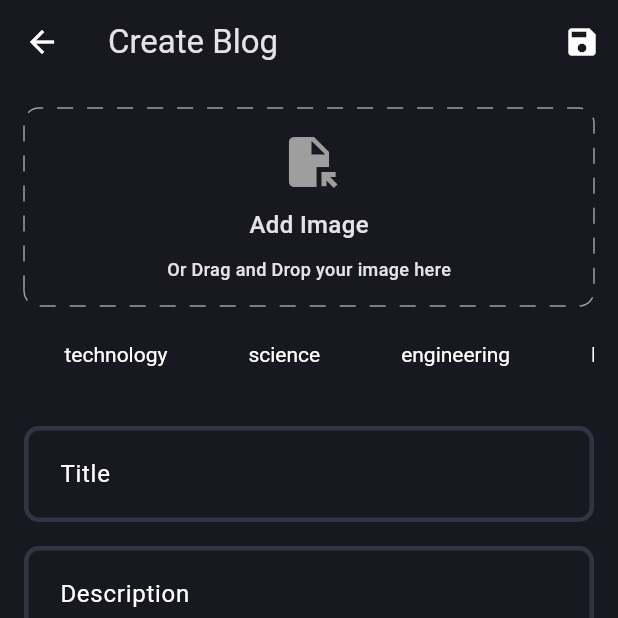
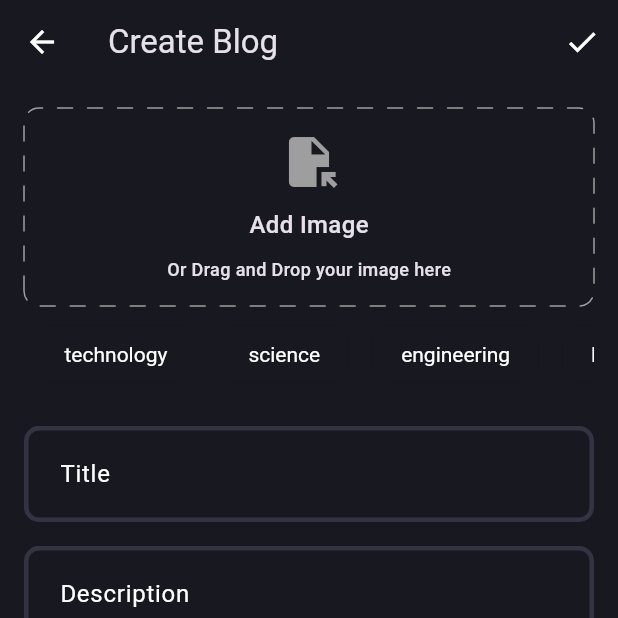
Before and after one commit to 137Cenk137/flutter_clean_architecture_example, a Flutter app: the CreateBlogPage screen opened directly, on a phone screen of 412 x 824 dp, the top half of it. Run offline on Flutter 3.47's test engine with Material 3 defaults, Android fonts, the phone set to English and light mode, and no system bars; drawn by our look-alikes of dotted_border; our stand-ins replace bloc, flutter_bloc, flutter_dotenv, fpdart, get_it, image_picker and 1 more; accounts and stored records are empty.

Commit message:
Add Blog entity and model classes for blog feature. Introduce Blog class to define the structure of blog data and BlogModel class for JSON serialization and deserialization. Update CreateBlogPage to enhance UI elements with improved icon and layout adjustments.

```diff
--- /dev/null
+++ b/lib/features/blog/domain/entities/blog.dart
@@ -0,0 +1,19 @@
+class Blog {
+  final String id;
+  final String poster_id;
+  final String title;
+  final String content;
+  final String image_url;
+  final List<String> topics;
+  final DateTime? updatedAt;
+
+  Blog({
+    required this.id,
+    required this.poster_id,
+    required this.title,
+    required this.content,
+    required this.image_url,
+    required this.topics,
+    required this.updatedAt,
+  });
+}
--- a/lib/features/blog/presentation/pages/create_blog_page.dart
+++ b/lib/features/blog/presentation/pages/create_blog_page.dart
@@ -53,7 +53,7 @@ class _CreateBlogPageState extends State<CreateBlogPage> {
             onPressed: () {
               Navigator.pop(context);
             },
-            icon: Icon(Icons.save),
+            icon: Icon(Icons.check),
           ),
         ],
       ),
@@ -84,12 +84,10 @@ class _CreateBlogPageState extends State<CreateBlogPage> {
                         padding: EdgeInsets.all(16),
                         strokeCap: StrokeCap.round,
                         color: Colors.grey,
-                        child: Container(
+                        child: SizedBox(
                           width: double.infinity,
                           height: 100,
                           child: const Column(
-                            mainAxisAlignment: MainAxisAlignment.center,
-                            crossAxisAlignment: CrossAxisAlignment.center,
                             children: [
                               Icon(
                                 Icons.file_open,
```
Also changed, not shown: lib/features/blog/data/models/blog_model.dart (added, +39 -0 lines).
